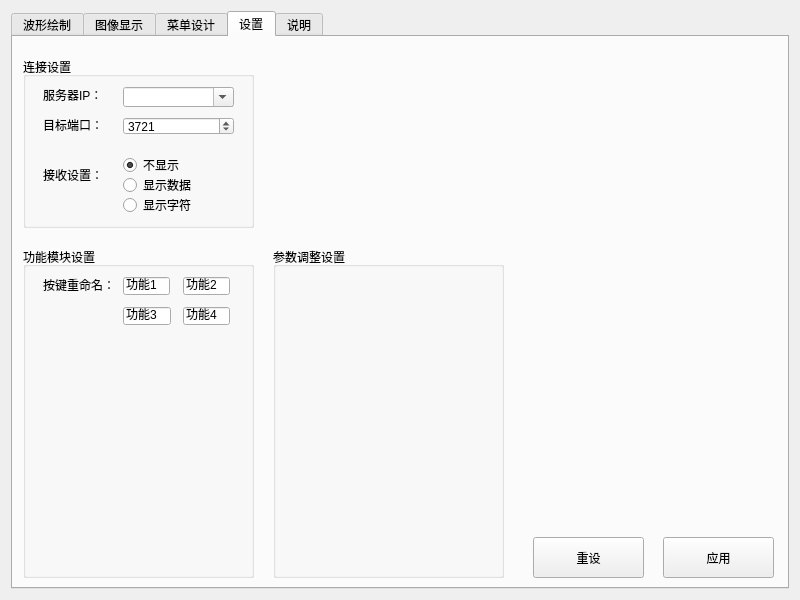
The window that TCPtest/mainwindow.ui (HuanMemory/AndroidTCPtools) describes before a commit, drawn with Qt 5.
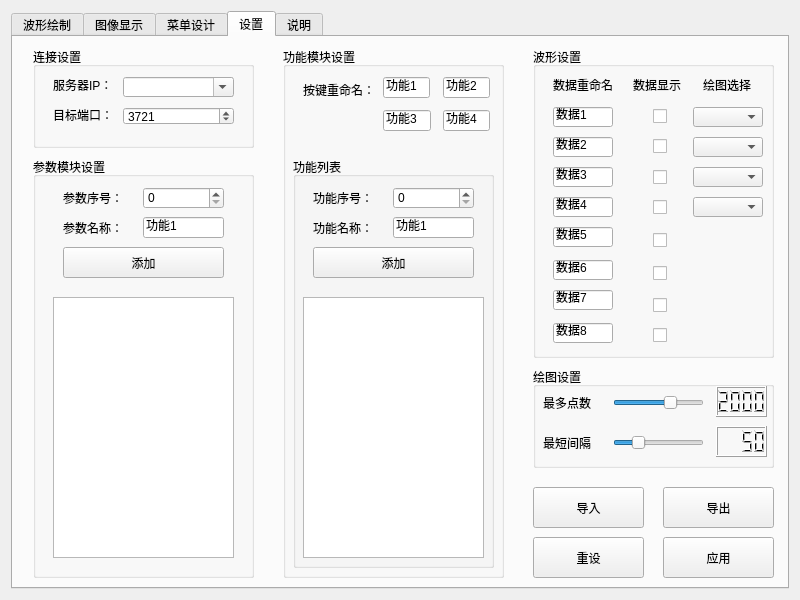
The same window after the commit. Custom widgets are drawn as their Qt base class.

Patch:
```diff
--- a/TCPtest/mainwindow.ui
+++ b/TCPtest/mainwindow.ui
@@ -347,10 +347,10 @@
        <widget class="QGroupBox" name="groupBox_2">
         <property name="geometry">
          <rect>
-          <x>10</x>
-          <y>20</y>
-          <width>231</width>
-          <height>171</height>
+          <x>20</x>
+          <y>10</y>
+          <width>221</width>
+          <height>101</height>
          </rect>
         </property>
         <property name="title">
@@ -359,7 +359,7 @@
         <widget class="QComboBox" name="Edit_IP">
          <property name="geometry">
           <rect>
-           <x>100</x>
+           <x>90</x>
            <y>30</y>
            <width>111</width>
            <height>20</height>
@@ -416,7 +416,7 @@
         <widget class="QSpinBox" name="Edit_Port">
          <property name="geometry">
           <rect>
-           <x>100</x>
+           <x>90</x>
            <y>60</y>
            <width>111</width>
            <height>18</height>
@@ -435,93 +435,14 @@
           <number>3721</number>
          </property>
         </widget>
-        <widget class="QRadioButton" name="Radio_string">
-         <property name="geometry">
-          <rect>
-           <x>100</x>
-           <y>140</y>
-           <width>71</width>
-           <height>16</height>
-          </rect>
-         </property>
-         <property name="sizePolicy">
-          <sizepolicy hsizetype="Expanding" vsizetype="Expanding">
-           <horstretch>0</horstretch>
-           <verstretch>0</verstretch>
-          </sizepolicy>
-         </property>
-         <property name="text">
-          <string>显示字符</string>
-         </property>
-        </widget>
-        <widget class="QRadioButton" name="Radio_none">
-         <property name="geometry">
-          <rect>
-           <x>100</x>
-           <y>100</y>
-           <width>59</width>
-           <height>16</height>
-          </rect>
-         </property>
-         <property name="sizePolicy">
-          <sizepolicy hsizetype="Expanding" vsizetype="Expanding">
-           <horstretch>0</horstretch>
-           <verstretch>0</verstretch>
-          </sizepolicy>
-         </property>
-         <property name="text">
-          <string>不显示</string>
-         </property>
-         <property name="checked">
-          <bool>true</bool>
-         </property>
-        </widget>
-        <widget class="QRadioButton" name="Radio_decode">
-         <property name="geometry">
-          <rect>
-           <x>100</x>
-           <y>120</y>
-           <width>71</width>
-           <height>16</height>
-          </rect>
-         </property>
-         <property name="sizePolicy">
-          <sizepolicy hsizetype="Expanding" vsizetype="Expanding">
-           <horstretch>0</horstretch>
-           <verstretch>0</verstretch>
-          </sizepolicy>
-         </property>
-         <property name="text">
-          <string>显示数据</string>
-         </property>
-        </widget>
-        <widget class="QLabel" name="label_4">
-         <property name="geometry">
-          <rect>
-           <x>20</x>
-           <y>110</y>
-           <width>60</width>
-           <height>16</height>
-          </rect>
-         </property>
-         <property name="sizePolicy">
-          <sizepolicy hsizetype="Expanding" vsizetype="Expanding">
-           <horstretch>0</horstretch>
-           <verstretch>0</verstretch>
-          </sizepolicy>
-         </property>
-         <property name="text">
-          <string>接收设置：</string>
-         </property>
-        </widget>
        </widget>
        <widget class="QGroupBox" name="groupBox_3">
         <property name="geometry">
          <rect>
-          <x>10</x>
-          <y>210</y>
-          <width>231</width>
-          <height>331</height>
+          <x>270</x>
+          <y>10</y>
+          <width>221</width>
+          <height>531</height>
          </rect>
         </property>
         <property name="title">
@@ -531,7 +452,7 @@
          <property name="geometry">
           <rect>
            <x>20</x>
-           <y>30</y>
+           <y>35</y>
            <width>72</width>
            <height>16</height>
           </rect>
@@ -552,7 +473,7 @@
            <x>100</x>
            <y>30</y>
            <width>47</width>
-           <height>18</height>
+           <height>21</height>
           </rect>
          </property>
          <property name="sizePolicy">
@@ -574,7 +495,7 @@
            <x>160</x>
            <y>30</y>
            <width>47</width>
-           <height>18</height>
+           <height>21</height>
           </rect>
          </property>
          <property name="sizePolicy">
@@ -594,9 +515,9 @@
          <property name="geometry">
           <rect>
            <x>100</x>
-           <y>60</y>
+           <y>63</y>
            <width>48</width>
-           <height>18</height>
+           <height>21</height>
           </rect>
          </property>
          <property name="sizePolicy">
@@ -616,9 +537,9 @@
          <property name="geometry">
           <rect>
            <x>160</x>
-           <y>60</y>
+           <y>63</y>
            <width>47</width>
-           <height>18</height>
+           <height>21</height>
           </rect>
          </property>
          <property name="sizePolicy">
@@ -634,19 +555,230 @@
           <number>6</number>
          </property>
         </widget>
+        <widget class="QGroupBox" name="groupBox_5">
+         <property name="geometry">
+          <rect>
+           <x>10</x>
+           <y>110</y>
+           <width>201</width>
+           <height>411</height>
+          </rect>
+         </property>
+         <property name="title">
+          <string>功能列表</string>
+         </property>
+         <widget class="QSpinBox" name="Spin_funcAddNum_2">
+          <property name="geometry">
+           <rect>
+            <x>100</x>
+            <y>30</y>
+            <width>81</width>
+            <height>22</height>
+           </rect>
+          </property>
+         </widget>
+         <widget class="QLabel" name="label_7">
+          <property name="geometry">
+           <rect>
+            <x>20</x>
+            <y>30</y>
+            <width>72</width>
+            <height>21</height>
+           </rect>
+          </property>
+          <property name="sizePolicy">
+           <sizepolicy hsizetype="Expanding" vsizetype="Expanding">
+            <horstretch>0</horstretch>
+            <verstretch>0</verstretch>
+           </sizepolicy>
+          </property>
+          <property name="text">
+           <string>功能序号：</string>
+          </property>
+         </widget>
+         <widget class="QLabel" name="label_8">
+          <property name="geometry">
+           <rect>
+            <x>20</x>
+            <y>60</y>
+            <width>72</width>
+            <height>21</height>
+           </rect>
+          </property>
+          <property name="sizePolicy">
+           <sizepolicy hsizetype="Expanding" vsizetype="Expanding">
+            <horstretch>0</horstretch>
+            <verstretch>0</verstretch>
+           </sizepolicy>
+          </property>
+          <property name="text">
+           <string>功能名称：</string>
+          </property>
+         </widget>
+         <widget class="QLineEdit" name="Edit_funcAddNum">
+          <property name="geometry">
+           <rect>
+            <x>100</x>
+            <y>60</y>
+            <width>81</width>
+            <height>21</height>
+           </rect>
+          </property>
+          <property name="sizePolicy">
+           <sizepolicy hsizetype="Expanding" vsizetype="Expanding">
+            <horstretch>0</horstretch>
+            <verstretch>0</verstretch>
+           </sizepolicy>
+          </property>
+          <property name="text">
+           <string>功能1</string>
+          </property>
+          <property name="maxLength">
+           <number>6</number>
+          </property>
+         </widget>
+         <widget class="QPushButton" name="Button_funcAdd">
+          <property name="geometry">
+           <rect>
+            <x>20</x>
+            <y>90</y>
+            <width>161</width>
+            <height>31</height>
+           </rect>
+          </property>
+          <property name="sizePolicy">
+           <sizepolicy hsizetype="Minimum" vsizetype="Expanding">
+            <horstretch>0</horstretch>
+            <verstretch>0</verstretch>
+           </sizepolicy>
+          </property>
+          <property name="text">
+           <string>添加</string>
+          </property>
+         </widget>
+         <widget class="QListView" name="Listview_WaveFuncList">
+          <property name="geometry">
+           <rect>
+            <x>10</x>
+            <y>140</y>
+            <width>181</width>
+            <height>261</height>
+           </rect>
+          </property>
+         </widget>
+        </widget>
        </widget>
        <widget class="QGroupBox" name="groupBox_4">
         <property name="geometry">
          <rect>
-          <x>260</x>
-          <y>210</y>
-          <width>231</width>
-          <height>331</height>
+          <x>20</x>
+          <y>120</y>
+          <width>221</width>
+          <height>421</height>
          </rect>
         </property>
         <property name="title">
-         <string>参数调整设置</string>
+         <string>参数模块设置</string>
         </property>
+        <widget class="QLineEdit" name="Edit_paraAddName">
+         <property name="geometry">
+          <rect>
+           <x>110</x>
+           <y>60</y>
+           <width>81</width>
+           <height>21</height>
+          </rect>
+         </property>
+         <property name="sizePolicy">
+          <sizepolicy hsizetype="Expanding" vsizetype="Expanding">
+           <horstretch>0</horstretch>
+           <verstretch>0</verstretch>
+          </sizepolicy>
+         </property>
+         <property name="text">
+          <string>功能1</string>
+         </property>
+         <property name="maxLength">
+          <number>6</number>
+         </property>
+        </widget>
+        <widget class="QLabel" name="label_9">
+         <property name="geometry">
+          <rect>
+           <x>30</x>
+           <y>60</y>
+           <width>72</width>
+           <height>21</height>
+          </rect>
+         </property>
+         <property name="sizePolicy">
+          <sizepolicy hsizetype="Expanding" vsizetype="Expanding">
+           <horstretch>0</horstretch>
+           <verstretch>0</verstretch>
+          </sizepolicy>
+         </property>
+         <property name="text">
+          <string>参数名称：</string>
+         </property>
+        </widget>
+        <widget class="QSpinBox" name="Spin_paraAddNum">
+         <property name="geometry">
+          <rect>
+           <x>110</x>
+           <y>30</y>
+           <width>81</width>
+           <height>22</height>
+          </rect>
+         </property>
+        </widget>
+        <widget class="QPushButton" name="Button_paraAdd">
+         <property name="geometry">
+          <rect>
+           <x>30</x>
+           <y>90</y>
+           <width>161</width>
+           <height>31</height>
+          </rect>
+         </property>
+         <property name="sizePolicy">
+          <sizepolicy hsizetype="Minimum" vsizetype="Expanding">
+           <horstretch>0</horstretch>
+           <verstretch>0</verstretch>
+          </sizepolicy>
+         </property>
+         <property name="text">
+          <string>添加</string>
+         </property>
+        </widget>
+        <widget class="QLabel" name="label_10">
+         <property name="geometry">
+          <rect>
+           <x>30</x>
+           <y>30</y>
+           <width>72</width>
+           <height>21</height>
+          </rect>
+         </property>
+         <property name="sizePolicy">
+          <sizepolicy hsizetype="Expanding" vsizetype="Expanding">
+           <horstretch>0</horstretch>
+           <verstretch>0</verstretch>
+          </sizepolicy>
+         </property>
+         <property name="text">
+          <string>参数序号：</string>
+         </property>
+        </widget>
+        <widget class="QListView" name="Listview_WaveParaList">
+         <property name="geometry">
+          <rect>
+           <x>20</x>
+           <y>140</y>
+           <width>181</width>
+           <height>261</height>
+          </rect>
+         </property>
+        </widget>
        </widget>
        <widget class="QPushButton" name="Button_restore">
         <property name="geometry">
@@ -686,6 +818,573 @@
          <string>应用</string>
         </property>
        </widget>
+       <widget class="QGroupBox" name="groupBox_6">
+        <property name="geometry">
+         <rect>
+          <x>520</x>
+          <y>10</y>
+          <width>241</width>
+          <height>311</height>
+         </rect>
+        </property>
+        <property name="title">
+         <string>波形设置</string>
+        </property>
+        <widget class="QLineEdit" name="Edit_data6">
+         <property name="geometry">
+          <rect>
+           <x>20</x>
+           <y>213</y>
+           <width>60</width>
+           <height>20</height>
+          </rect>
+         </property>
+         <property name="sizePolicy">
+          <sizepolicy hsizetype="Expanding" vsizetype="Expanding">
+           <horstretch>0</horstretch>
+           <verstretch>0</verstretch>
+          </sizepolicy>
+         </property>
+         <property name="text">
+          <string>数据6</string>
+         </property>
+         <property name="maxLength">
+          <number>6</number>
+         </property>
+        </widget>
+        <widget class="QLineEdit" name="Edit_data2">
+         <property name="geometry">
+          <rect>
+           <x>20</x>
+           <y>90</y>
+           <width>60</width>
+           <height>20</height>
+          </rect>
+         </property>
+         <property name="sizePolicy">
+          <sizepolicy hsizetype="Expanding" vsizetype="Expanding">
+           <horstretch>0</horstretch>
+           <verstretch>0</verstretch>
+          </sizepolicy>
+         </property>
+         <property name="text">
+          <string>数据2</string>
+         </property>
+         <property name="maxLength">
+          <number>6</number>
+         </property>
+        </widget>
+        <widget class="QLineEdit" name="Edit_data1">
+         <property name="geometry">
+          <rect>
+           <x>20</x>
+           <y>60</y>
+           <width>60</width>
+           <height>20</height>
+          </rect>
+         </property>
+         <property name="sizePolicy">
+          <sizepolicy hsizetype="Expanding" vsizetype="Expanding">
+           <horstretch>0</horstretch>
+           <verstretch>0</verstretch>
+          </sizepolicy>
+         </property>
+         <property name="text">
+          <string>数据1</string>
+         </property>
+         <property name="maxLength">
+          <number>6</number>
+         </property>
+        </widget>
+        <widget class="QLineEdit" name="Edit_data5">
+         <property name="geometry">
+          <rect>
+           <x>20</x>
+           <y>180</y>
+           <width>60</width>
+           <height>20</height>
+          </rect>
+         </property>
+         <property name="sizePolicy">
+          <sizepolicy hsizetype="Expanding" vsizetype="Expanding">
+           <horstretch>0</horstretch>
+           <verstretch>0</verstretch>
+          </sizepolicy>
+         </property>
+         <property name="text">
+          <string>数据5</string>
+         </property>
+         <property name="maxLength">
+          <number>6</number>
+         </property>
+        </widget>
+        <widget class="QLabel" name="label_4">
+         <property name="geometry">
+          <rect>
+           <x>20</x>
+           <y>30</y>
+           <width>61</width>
+           <height>16</height>
+          </rect>
+         </property>
+         <property name="sizePolicy">
+          <sizepolicy hsizetype="Expanding" vsizetype="Expanding">
+           <horstretch>0</horstretch>
+           <verstretch>0</verstretch>
+          </sizepolicy>
+         </property>
+         <property name="text">
+          <string>数据重命名</string>
+         </property>
+        </widget>
+        <widget class="QLineEdit" name="Edit_data3">
+         <property name="geometry">
+          <rect>
+           <x>20</x>
+           <y>120</y>
+           <width>60</width>
+           <height>20</height>
+          </rect>
+         </property>
+         <property name="sizePolicy">
+          <sizepolicy hsizetype="Expanding" vsizetype="Expanding">
+           <horstretch>0</horstretch>
+           <verstretch>0</verstretch>
+          </sizepolicy>
+         </property>
+         <property name="text">
+          <string>数据3</string>
+         </property>
+         <property name="maxLength">
+          <number>6</number>
+         </property>
+        </widget>
+        <widget class="QLineEdit" name="Edit_data8">
+         <property name="geometry">
+          <rect>
+           <x>20</x>
+           <y>276</y>
+           <width>60</width>
+           <height>20</height>
+          </rect>
+         </property>
+         <property name="sizePolicy">
+          <sizepolicy hsizetype="Expanding" vsizetype="Expanding">
+           <horstretch>0</horstretch>
+           <verstretch>0</verstretch>
+          </sizepolicy>
+         </property>
+         <property name="text">
+          <string>数据8</string>
+         </property>
+         <property name="maxLength">
+          <number>6</number>
+         </property>
+        </widget>
+        <widget class="QLineEdit" name="Edit_data4">
+         <property name="geometry">
+          <rect>
+           <x>20</x>
+           <y>150</y>
+           <width>60</width>
+           <height>20</height>
+          </rect>
+         </property>
+         <property name="sizePolicy">
+          <sizepolicy hsizetype="Expanding" vsizetype="Expanding">
+           <horstretch>0</horstretch>
+           <verstretch>0</verstretch>
+          </sizepolicy>
+         </property>
+         <property name="text">
+          <string>数据4</string>
+         </property>
+         <property name="maxLength">
+          <number>6</number>
+         </property>
+        </widget>
+        <widget class="QLineEdit" name="Edit_data7">
+         <property name="geometry">
+          <rect>
+           <x>20</x>
+           <y>243</y>
+           <width>60</width>
+           <height>20</height>
+          </rect>
+         </property>
+         <property name="sizePolicy">
+          <sizepolicy hsizetype="Expanding" vsizetype="Expanding">
+           <horstretch>0</horstretch>
+           <verstretch>0</verstretch>
+          </sizepolicy>
+         </property>
+         <property name="text">
+          <string>数据7</string>
+         </property>
+         <property name="maxLength">
+          <number>6</number>
+         </property>
+        </widget>
+        <widget class="QLabel" name="label_12">
+         <property name="geometry">
+          <rect>
+           <x>100</x>
+           <y>30</y>
+           <width>51</width>
+           <height>16</height>
+          </rect>
+         </property>
+         <property name="sizePolicy">
+          <sizepolicy hsizetype="Expanding" vsizetype="Expanding">
+           <horstretch>0</horstretch>
+           <verstretch>0</verstretch>
+          </sizepolicy>
+         </property>
+         <property name="text">
+          <string>数据显示</string>
+         </property>
+        </widget>
+        <widget class="QCheckBox" name="Checkbox_data1disp">
+         <property name="geometry">
+          <rect>
+           <x>120</x>
+           <y>61</y>
+           <width>16</width>
+           <height>16</height>
+          </rect>
+         </property>
+         <property name="text">
+          <string/>
+         </property>
+        </widget>
+        <widget class="QCheckBox" name="Checkbox_data2disp">
+         <property name="geometry">
+          <rect>
+           <x>120</x>
+           <y>91</y>
+           <width>16</width>
+           <height>16</height>
+          </rect>
+         </property>
+         <property name="text">
+          <string/>
+         </property>
+        </widget>
+        <widget class="QCheckBox" name="Checkbox_data3disp">
+         <property name="geometry">
+          <rect>
+           <x>120</x>
+           <y>122</y>
+           <width>16</width>
+           <height>16</height>
+          </rect>
+         </property>
+         <property name="text">
+          <string/>
+         </property>
+        </widget>
+        <widget class="QCheckBox" name="Checkbox_data4disp">
+         <property name="geometry">
+          <rect>
+           <x>120</x>
+           <y>152</y>
+           <width>16</width>
+           <height>16</height>
+          </rect>
+         </property>
+         <property name="text">
+          <string/>
+         </property>
+        </widget>
+        <widget class="QCheckBox" name="Checkbox_data8disp">
+         <property name="geometry">
+          <rect>
+           <x>120</x>
+           <y>280</y>
+           <width>16</width>
+           <height>16</height>
+          </rect>
+         </property>
+         <property name="text">
+          <string/>
+         </property>
+        </widget>
+        <widget class="QCheckBox" name="Checkbox_data7disp">
+         <property name="geometry">
+          <rect>
+           <x>120</x>
+           <y>250</y>
+           <width>16</width>
+           <height>16</height>
+          </rect>
+         </property>
+         <property name="text">
+          <string/>
+         </property>
+        </widget>
+        <widget class="QCheckBox" name="Checkbox_data5disp">
+         <property name="geometry">
+          <rect>
+           <x>120</x>
+           <y>185</y>
+           <width>16</width>
+           <height>16</height>
+          </rect>
+         </property>
+         <property name="text">
+          <string/>
+         </property>
+        </widget>
+        <widget class="QCheckBox" name="Checkbox_data6disp">
+         <property name="geometry">
+          <rect>
+           <x>120</x>
+           <y>218</y>
+           <width>16</width>
+           <height>16</height>
+          </rect>
+         </property>
+         <property name="text">
+          <string/>
+         </property>
+        </widget>
+        <widget class="QComboBox" name="Combo_waveSel4">
+         <property name="geometry">
+          <rect>
+           <x>160</x>
+           <y>150</y>
+           <width>70</width>
+           <height>20</height>
+          </rect>
+         </property>
+        </widget>
+        <widget class="QComboBox" name="Combo_waveSel3">
+         <property name="geometry">
+          <rect>
+           <x>160</x>
+           <y>120</y>
+           <width>70</width>
+           <height>20</height>
+          </rect>
+         </property>
+        </widget>
+        <widget class="QComboBox" name="Combo_waveSel2">
+         <property name="geometry">
+          <rect>
+           <x>160</x>
+           <y>90</y>
+           <width>70</width>
+           <height>20</height>
+          </rect>
+         </property>
+        </widget>
+        <widget class="QComboBox" name="Combo_waveSel1">
+         <property name="geometry">
+          <rect>
+           <x>160</x>
+           <y>60</y>
+           <width>70</width>
+           <height>20</height>
+          </rect>
+         </property>
+        </widget>
+        <widget class="QLabel" name="label_11">
+         <property name="geometry">
+          <rect>
+           <x>170</x>
+           <y>30</y>
+           <width>51</width>
+           <height>16</height>
+          </rect>
+         </property>
+         <property name="sizePolicy">
+          <sizepolicy hsizetype="Expanding" vsizetype="Expanding">
+           <horstretch>0</horstretch>
+           <verstretch>0</verstretch>
+          </sizepolicy>
+         </property>
+         <property name="text">
+          <string>绘图选择</string>
+         </property>
+        </widget>
+       </widget>
+       <widget class="QGroupBox" name="groupBox_7">
+        <property name="geometry">
+         <rect>
+          <x>520</x>
+          <y>330</y>
+          <width>241</width>
+          <height>101</height>
+         </rect>
+        </property>
+        <property name="title">
+         <string>绘图设置</string>
+        </property>
+        <widget class="QSlider" name="Slider_maxpoint">
+         <property name="geometry">
+          <rect>
+           <x>80</x>
+           <y>20</y>
+           <width>91</width>
+           <height>31</height>
+          </rect>
+         </property>
+         <property name="minimum">
+          <number>100</number>
+         </property>
+         <property name="maximum">
+          <number>3000</number>
+         </property>
+         <property name="singleStep">
+          <number>100</number>
+         </property>
+         <property name="pageStep">
+          <number>500</number>
+         </property>
+         <property name="value">
+          <number>2000</number>
+         </property>
+         <property name="orientation">
+          <enum>Qt::Horizontal</enum>
+         </property>
+        </widget>
+        <widget class="QLCDNumber" name="Lcd_maxpoint">
+         <property name="geometry">
+          <rect>
+           <x>183</x>
+           <y>19</y>
+           <width>51</width>
+           <height>31</height>
+          </rect>
+         </property>
+         <property name="digitCount">
+          <number>4</number>
+         </property>
+         <property name="intValue" stdset="0">
+          <number>2000</number>
+         </property>
+        </widget>
+        <widget class="QLabel" name="label_13">
+         <property name="geometry">
+          <rect>
+           <x>10</x>
+           <y>20</y>
+           <width>51</width>
+           <height>31</height>
+          </rect>
+         </property>
+         <property name="sizePolicy">
+          <sizepolicy hsizetype="Expanding" vsizetype="Expanding">
+           <horstretch>0</horstretch>
+           <verstretch>0</verstretch>
+          </sizepolicy>
+         </property>
+         <property name="text">
+          <string>最多点数</string>
+         </property>
+        </widget>
+        <widget class="QLabel" name="label_14">
+         <property name="geometry">
+          <rect>
+           <x>10</x>
+           <y>60</y>
+           <width>51</width>
+           <height>31</height>
+          </rect>
+         </property>
+         <property name="sizePolicy">
+          <sizepolicy hsizetype="Expanding" vsizetype="Expanding">
+           <horstretch>0</horstretch>
+           <verstretch>0</verstretch>
+          </sizepolicy>
+         </property>
+         <property name="text">
+          <string>最短间隔</string>
+         </property>
+        </widget>
+        <widget class="QLCDNumber" name="Lcd_mintime">
+         <property name="geometry">
+          <rect>
+           <x>183</x>
+           <y>59</y>
+           <width>51</width>
+           <height>31</height>
+          </rect>
+         </property>
+         <property name="digitCount">
+          <number>4</number>
+         </property>
+         <property name="intValue" stdset="0">
+          <number>50</number>
+         </property>
+        </widget>
+        <widget class="QSlider" name="Slider_mintime">
+         <property name="geometry">
+          <rect>
+           <x>80</x>
+           <y>60</y>
+           <width>91</width>
+           <height>31</height>
+          </rect>
+         </property>
+         <property name="minimum">
+          <number>2</number>
+         </property>
+         <property name="maximum">
+          <number>200</number>
+         </property>
+         <property name="singleStep">
+          <number>1</number>
+         </property>
+         <property name="pageStep">
+          <number>50</number>
+         </property>
+         <property name="value">
+          <number>50</number>
+         </property>
+         <property name="orientation">
+          <enum>Qt::Horizontal</enum>
+         </property>
+        </widget>
+       </widget>
+       <widget class="QPushButton" name="Button_export">
+        <property name="geometry">
+         <rect>
+          <x>650</x>
+          <y>450</y>
+          <width>111</width>
+          <height>41</height>
+         </rect>
+        </property>
+        <property name="sizePolicy">
+         <sizepolicy hsizetype="Minimum" vsizetype="Expanding">
+          <horstretch>0</horstretch>
+          <verstretch>0</verstretch>
+         </sizepolicy>
+        </property>
+        <property name="text">
+         <string>导出</string>
+        </property>
+       </widget>
+       <widget class="QPushButton" name="Button_import">
+        <property name="geometry">
+         <rect>
+          <x>520</x>
+          <y>450</y>
+          <width>111</width>
+          <height>41</height>
+         </rect>
+        </property>
+        <property name="sizePolicy">
+         <sizepolicy hsizetype="Minimum" vsizetype="Expanding">
+          <horstretch>0</horstretch>
+          <verstretch>0</verstretch>
+         </sizepolicy>
+        </property>
+        <property name="text">
+         <string>导入</string>
+        </property>
+       </widget>
       </widget>
       <widget class="QWidget" name="Help">
        <attribute name="title">
```
Left out of the diff: 65 changed lines with no effect on the pictures.
